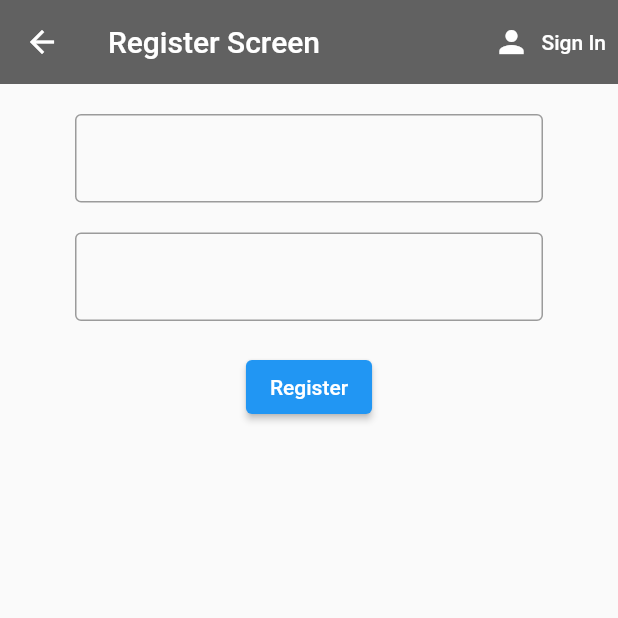
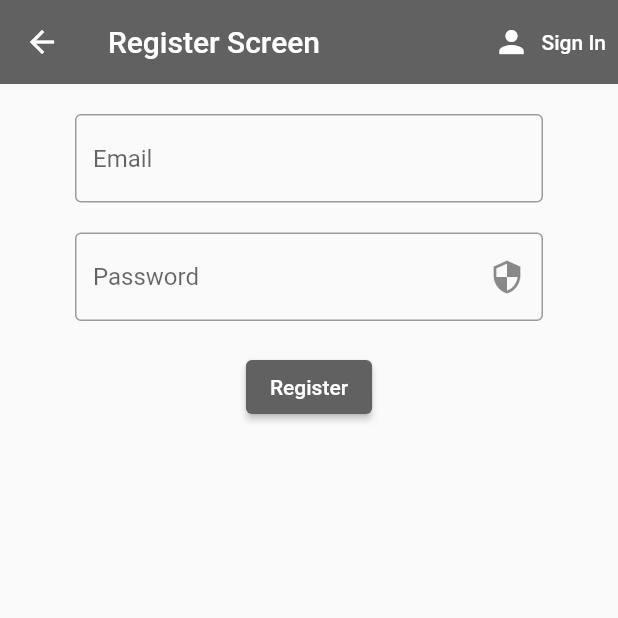
Before and after one commit to Zfajar25/firebase_test, a Flutter app: the screen it shows after launch, after a tap on "Sign In", after a tap on "Register", on a phone screen of 412 x 824 dp, the top half of it. Run offline on Flutter 3.47's test engine with Material 2 defaults, Android fonts, the phone set to English and light mode, and no system bars; our stand-ins replace cloud_firestore, firebase_auth, flutter_spinkit; accounts and stored records are empty.

Commit message:
add some button to password field

```diff
--- a/lib/screens/authenticate/register.dart
+++ b/lib/screens/authenticate/register.dart
@@ -15,6 +15,7 @@ class _RegisterState extends State<Register> {
   final AuthService _auth = AuthService();
   final _formKey = GlobalKey<FormState>();
   bool isLoading = false;
+  bool _obscureText = true;
   String email = '';
   String password = '';
   String error = '';
@@ -53,8 +54,8 @@ class _RegisterState extends State<Register> {
                         onChanged: (value) => setState(() {
                           email = value;
                         }),
-                        decoration:
-                            InputDecoration(border: OutlineInputBorder()),
+                        decoration: InputDecoration(
+                            border: OutlineInputBorder(), hintText: 'Email'),
                       ),
                       SizedBox(
                         height: 20,
@@ -63,16 +64,27 @@ class _RegisterState extends State<Register> {
                           validator: (value) => value!.length < 6
                               ? 'Enter a password more than 6 character'
                               : null,
-                          obscureText: true,
+                          obscureText: _obscureText,
                           onChanged: (value) => setState(() {
                                 password = value;
                               }),
-                          decoration:
-                              InputDecoration(border: OutlineInputBorder())),
+                          decoration: InputDecoration(
+                              border: OutlineInputBorder(),
+                              hintText: 'Password',
+                              suffixIcon: IconButton(
+                                icon: Icon(Icons.security),
+                                onPressed: () {
+                                  setState(() {
+                                    _obscureText = !_obscureText;
+                                  });
+                                },
+                              ))),
                       SizedBox(
                         height: 20,
                       ),
                       ElevatedButton(
+                          style: ElevatedButton.styleFrom(
+                              primary: Colors.grey[700]),
                           onPressed: () async {
                             if (_formKey.currentState!.validate()) {
                               setState(() {
--- a/lib/screens/authenticate/sign_in.dart
+++ b/lib/screens/authenticate/sign_in.dart
@@ -16,6 +16,7 @@ class _SignInState extends State<SignIn> {
   final AuthService _auth = AuthService();
   final _formKey = GlobalKey<FormState>();
   bool isLoading = false;
+  bool _obscureText = true;
   String email = '';
   String password = '';
   String error = '';
@@ -65,17 +66,27 @@ class _SignInState extends State<SignIn> {
                           validator: (value) => value!.length < 6
                               ? 'Enter a password more than 6 character'
                               : null,
-                          obscureText: true,
+                          obscureText: _obscureText,
                           onChanged: (value) => setState(() {
                                 password = value;
                               }),
                           decoration: InputDecoration(
                               border: OutlineInputBorder(),
-                              hintText: 'Password')),
+                              hintText: 'Password',
+                              suffixIcon: IconButton(
+                                icon: Icon(Icons.security),
+                                onPressed: () {
+                                  setState(() {
+                                    _obscureText = !_obscureText;
+                                  });
+                                },
+                              ))),
                       SizedBox(
                         height: 20,
                       ),
                       ElevatedButton(
+                          style: ElevatedButton.styleFrom(
+                              primary: Colors.grey[700]),
                           onPressed: () async {
                             if (_formKey.currentState!.validate()) {
                               setState(() {
```
